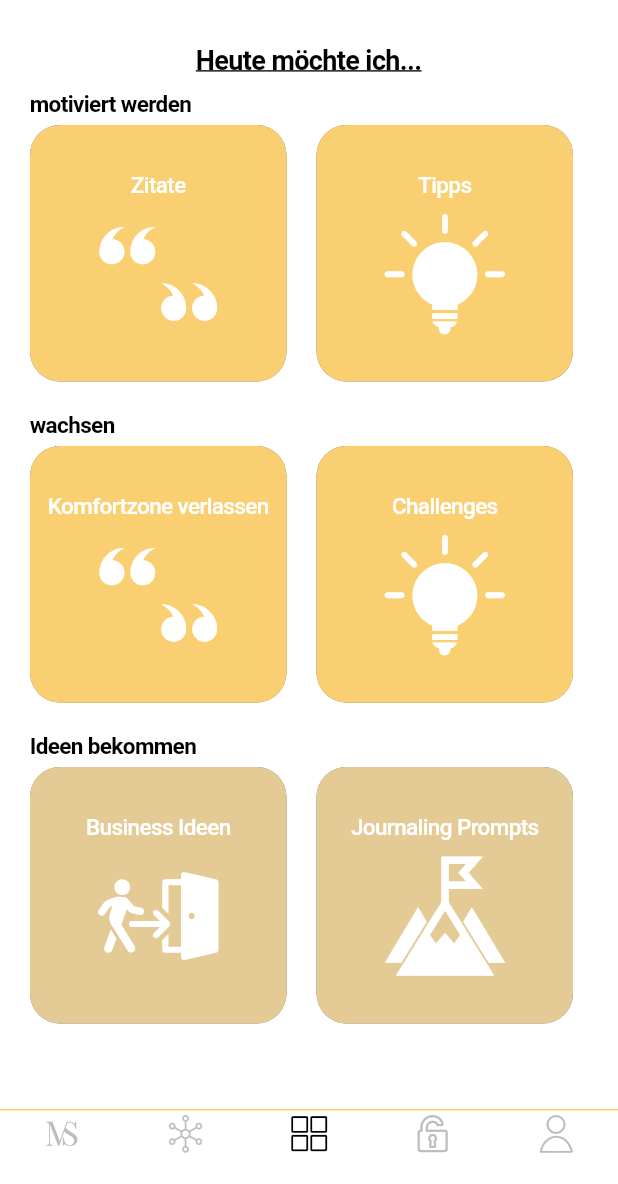
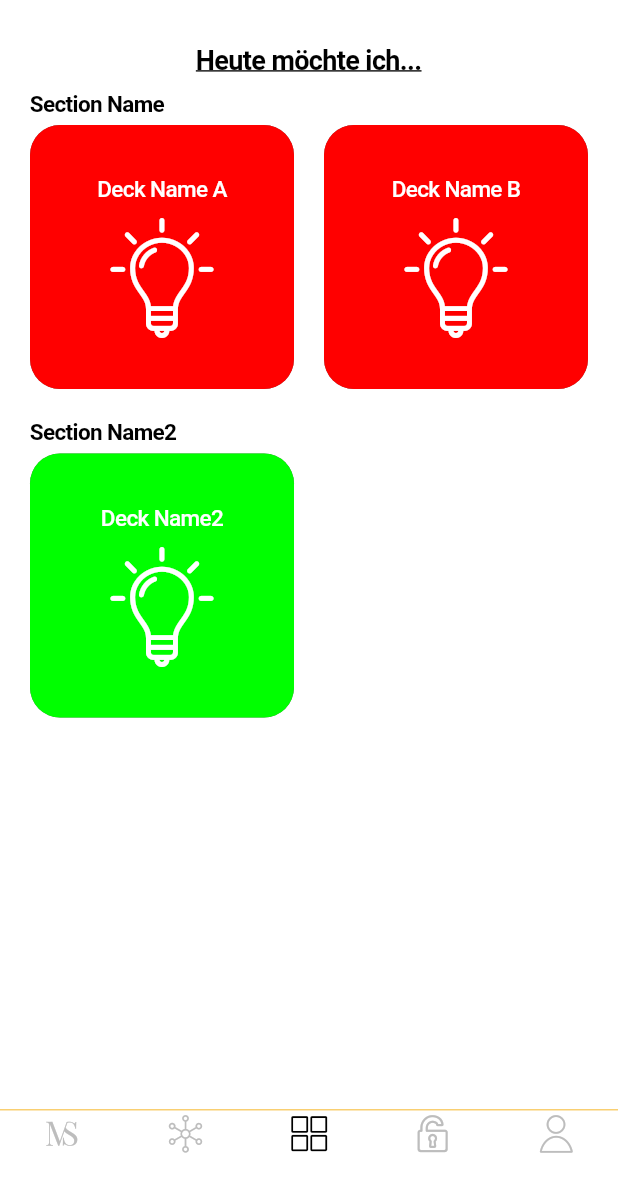
Before and after one commit to lunaticcoding/MilleSandersApp, a Flutter app: the screen it shows after launch, on a phone screen of 412 x 824 dp, the part 52-1236 px from its top. Run offline on Flutter 3.47's test engine with Material 2 defaults, Android fonts, the phone set to English and light mode, and no system bars; our stand-ins replace get_it, google_fonts, provider_architecture, shared_preferences.

Commit message:
#2 adapt to getting data as json

```diff
--- a/flutter_app/lib/locator.dart
+++ b/flutter_app/lib/locator.dart
@@ -1,4 +1,5 @@
 
+import 'package:flutter_app/services/local_storage_service.dart';
 import 'package:get_it/get_it.dart';
 
 import 'models/Cards.dart';
@@ -6,5 +7,6 @@ import 'models/Cards.dart';
 GetIt locator = GetIt.instance;
 
 setUpLocator() {
-  locator.registerLazySingleton(() => Cards());
+  locator.registerSingletonAsync(LocalStorageService.create);
+  locator.registerSingletonAsync(Cards.create, dependsOn: [LocalStorageService]);
 }
--- a/flutter_app/lib/main.dart
+++ b/flutter_app/lib/main.dart
@@ -13,8 +13,8 @@ class MyApp extends StatelessWidget {
   @override
   Widget build(BuildContext context) {
     return CupertinoApp(
-        title: 'Mille Sanders',
-        home: MilleSandersTabBarView(),
+      title: 'Mille Sanders',
+      home: MilleSandersTabBarView(),
     );
   }
 }
--- a/flutter_app/lib/models/Cards.dart
+++ b/flutter_app/lib/models/Cards.dart
@@ -1,81 +1,42 @@
 import 'package:flutter/cupertino.dart';
 import 'package:flutter/foundation.dart';
-import 'package:flutter_app/constants/the_noun_project_icons_icons.dart';
+import 'package:flutter/material.dart';
 import 'package:flutter_app/constants/k_colors.dart';
-import 'package:flutter_app/models/CardDetails.dart';
-
-import 'card_category.dart';
+import 'package:flutter_app/locator.dart';
+import 'package:flutter_app/services/http_service.dart';
+import 'package:flutter_app/services/local_storage_service.dart';
 
 class Cards extends ChangeNotifier {
-  final cardDeck = [
-    CardDetail(
-      text:
-          "Do the hard jobs first. The easy jobs will take care of themselves.",
-      author: "Dale Carnegie",
-      color: kColors.gold,
-    ),
-    CardDetail(
-      text:
-          "Productivity is being able to do things that you were never able to do before.",
-      author: "Franz Kafka",
-      color: kColors.beige,
-    ),
-    CardDetail(
-      text:
-          "It’s not always that we need to do more but rather that we need to focus on less.",
-      author: "Nathan W. Morris",
-      color: kColors.brown,
-    ),
-    CardDetail(
-      text:
-          "The tragedy in life doesn’t lie in not reaching your goal. The tragedy lies in having no goal to reach.",
-      author: "Benjamin E. Mays",
-      color: kColors.grey,
-    ),
-  ];
+  final String _fileName = "cardContent";
+  LocalStorageService _localStorageService;
+  dynamic data;
 
-  final cardCategories = [
-    [
-      CategoryDetail(
-        section: "motiviert werden",
-        category: "Zitate",
-        icon: TheNounProjectIcons.noun_quotes,
-        color: kColors.gold,
-      ),
-      CategoryDetail(
-        section: "motiviert werden",
-        category: "Tipps",
-        icon: TheNounProjectIcons.noun_tips,
-        color: kColors.gold,
-      ),
-    ],
-    [
-      CategoryDetail(
-        section: "wachsen",
-        category: "Komfortzone verlassen",
-        icon: TheNounProjectIcons.noun_quotes,
-        color: kColors.gold,
-      ),
-      CategoryDetail(
-        section: "wachsen",
-        category: "Challenges",
-        icon: TheNounProjectIcons.noun_tips,
-        color: kColors.gold,
-      ),
-    ],
-    [
-      CategoryDetail(
-        section: "Ideen bekommen",
-        category: "Business Ideen",
-        icon: TheNounProjectIcons.noun_exit,
-        color: kColors.beige,
-      ),
-      CategoryDetail(
-        section: "Ideen bekommen",
-        category: "Journaling Prompts",
-        icon: TheNounProjectIcons.noun_peak,
-        color: kColors.beige,
-      ),
-    ],
-  ];
+  static Future<Cards> create() async {
+    Cards cards = Cards();
+    cards._localStorageService =  locator<LocalStorageService>();
+    await cards._loadData();
+
+    return cards;
+  }
+
+  Future<void> _loadData() async {
+    double localVersion = await _localStorageService.getVersion();
+    double newestVersion = (await HttpService.getJson("version"))["version"];
+
+    if ((localVersion == newestVersion) ||
+        (localVersion > 0 && newestVersion < 0)) {
+      data = await _localStorageService.getFile(_fileName);
+    } else {
+      data = await HttpService.getJson("data");
+//      await reloadData(newestVersion);
+    }
+  }
+
+  Future<void> reloadData(double newestVersion) async {
+    dynamic data = await HttpService.getJson("url");
+    _localStorageService.writeFile(_fileName, data.toString());
+    _localStorageService.setVersion(newestVersion);
+    notifyListeners();
+  }
+
 }
--- /dev/null
+++ b/flutter_app/lib/services/http_service.dart
@@ -0,0 +1,74 @@
+import 'package:url_launcher/url_launcher.dart';
+import 'dart:convert' as convert;
+import 'package:http/http.dart' as http;
+
+class HttpService{
+  static launchURL(String url) async {
+    if (await canLaunch(url)) {
+      await launch(url);
+    } else {
+      throw 'Could not launch $url';
+    }
+  }
+
+  static dynamic getJson(String url) async {
+    // TODO remove
+    String data;
+    if(url == "version") {
+      data = "{ \"version\": 1.0}";
+    }
+    if(url == "data"){
+      data = '''
+      [{
+        "sectionName": "Section Name",
+            "decks": [{
+                "deckName": "Deck Name A",
+                "icon": "idea",
+                "color": "#ff0000",
+                "cards": [{
+                    "html": "Hello\\nI am a test ;D This seems to work somehow\\n\\n- hello\\n- yes\\n",
+                    "filter": ["money", "fame"]
+                }]},
+                {
+                "deckName": "Deck Name B",
+                "icon": "idea",
+                "color": "#ff0000",
+                "cards": [{
+                    "html": "Html Code für Karte 1a",
+                    "filter": ["money", "fame"]
+                }]}, {
+                "deckName": "Deck Name C",
+                "icon": "idea",
+                "color": "#0000ff",
+                "cards": [{
+                    "html": "Html Code für Karte 1a",
+                    "filter": ["money", "fame"]},
+                    { "html": "Html Code für Karte 1a",
+                    "filter": ["money"]}]}
+                ]},
+        {"sectionName": "Section Name2",
+        "decks": [{
+            "deckName": "Deck Name2",
+            "icon": "idea",
+            "color": "#00ff00",
+            "cards": [{
+                "html": "Html Code für Karte 1a",
+                "filter": ["money", "fame"]},
+                {"html": "Html Code für Karte 1a",
+                "filter": ["money"]}]
+        }]
+    }]''';
+    }
+
+    return convert.jsonDecode(data);
+
+    // TODO until here
+
+//    var response = await http.get(url);
+//    if (response.statusCode == 200) {
+//      return convert.jsonDecode(response.body);
+//    } else {
+//      throw('Request failed with status: ${response.statusCode}');
+//    }
+  }
+}
--- a/flutter_app/lib/services/url_launcher_service.dart
+++ /dev/null
@@ -1,11 +0,0 @@
-import 'package:url_launcher/url_launcher.dart';
-
-class UrlLauncherService{
-  static launchURL(String url) async {
-    if (await canLaunch(url)) {
-      await launch(url);
-    } else {
-      throw 'Could not launch $url';
-    }
-  }
-}
--- a/flutter_app/lib/views_and_viewmodels/card_deck_selection_tab_view.dart
+++ b/flutter_app/lib/views_and_viewmodels/card_deck_selection_tab_view.dart
@@ -1,7 +1,5 @@
 import 'package:flutter/material.dart';
-import 'package:flutter_app/models/Cards.dart';
 import 'package:flutter_app/custom_widgets/card.dart';
-import 'package:provider/provider.dart';
 import 'package:provider_architecture/viewmodel_provider.dart';
 
 import 'card_deck_selection_tab_viewmodel.dart';
@@ -10,7 +8,7 @@ class CardDeckSelectionTabView extends StatelessWidget {
   @override
   Widget build(BuildContext context) {
     return ViewModelProvider.withConsumer(
-      viewModel: CardDeckSelectionTabViewModel(),
+      viewModel: CardDeckSelectionTabViewModel(context),
       builder: (context, model, widget) => model.cards != null
           ? Container(
               color: Colors.white,
@@ -35,7 +33,7 @@ class CardDeckSelectionTabView extends StatelessWidget {
                     SizedBox(height: 10),
                     Flexible(
                       child: ListView.builder(
-                        itemCount: model.cards.cardCategories.length,
+                        itemCount: model.cards.length,
                         itemBuilder: (BuildContext ctxt, int index) => Column(
                           children: <Widget>[
                             LayoutBuilder(
@@ -44,8 +42,7 @@ class CardDeckSelectionTabView extends StatelessWidget {
                                   Container(
                                 width: constraints.maxWidth,
                                 child: Text(
-                                  model.cards.cardCategories[index].first
-                                      .section,
+                                  model.cards[index]["sectionName"],
                                   style: TextStyle(
                                     fontWeight: FontWeight.w700,
                                     decoration: TextDecoration.none,
@@ -57,85 +54,17 @@ class CardDeckSelectionTabView extends StatelessWidget {
                             ),
                             SizedBox(height: 5),
                             LayoutBuilder(
-                              builder: (context, constraints) => Row(
-                                mainAxisAlignment: MainAxisAlignment.start,
-                                children: <Widget>[
-                                  DisplayCard(
-                                    elevation: 0,
-                                    width: constraints.maxWidth / 2 - 15,
-                                    color: model.cards.cardCategories[index]
-                                        .first.color,
-                                    onTap: () => model.displayCardsFor(
-                                      context: context,
-                                      category: model.cards
-                                          .cardCategories[index].first.category,
-                                    ),
-                                    child: Column(
-                                      crossAxisAlignment:
-                                          CrossAxisAlignment.center,
-                                      mainAxisAlignment:
-                                          MainAxisAlignment.center,
-                                      children: <Widget>[
-                                        Text(
-                                          model.cards.cardCategories[index]
-                                              .first.category,
-                                          textAlign: TextAlign.center,
-                                          style: TextStyle(
-                                            color: Colors.white,
-                                            fontWeight: FontWeight.w500,
-                                            decoration: TextDecoration.none,
-                                            fontSize: 15,
-                                          ),
-                                        ),
-                                        SizedBox(height: 10),
-                                        Icon(
-                                          model.cards.cardCategories[index]
-                                              .first.icon,
-                                          size: 80,
-                                          color: Colors.white,
-                                        )
-                                      ],
-                                    ),
+                              builder: (context, constraints) => Container(
+                                width: constraints.maxWidth,
+                                child: Container(
+                                  width: constraints.maxWidth,
+                                  height: constraints.maxWidth/2-10,
+                                  child: ListView(
+                                    scrollDirection: Axis.horizontal,
+                                    children: model.getRowCards(
+                                        model.cards[index]["decks"], constraints),
                                   ),
-                                  SizedBox(width: 20),
-                                  DisplayCard(
-                                    elevation: 0,
-                                    width: constraints.maxWidth / 2 - 15,
-                                    color: model
-                                        .cards.cardCategories[index].last.color,
-                                    onTap: () => model.displayCardsFor(
-                                      context: context,
-                                      category: model.cards
-                                          .cardCategories[index].last.category,
-                                    ),
-                                    child: Column(
-                                      crossAxisAlignment:
-                                          CrossAxisAlignment.center,
-                                      mainAxisAlignment:
-                                          MainAxisAlignment.center,
-                                      children: <Widget>[
-                                        Text(
-                                          model.cards.cardCategories[index].last
-                                              .category,
-                                          textAlign: TextAlign.center,
-                                          style: TextStyle(
-                                            color: Colors.white,
-                                            fontWeight: FontWeight.w500,
-                                            decoration: TextDecoration.none,
-                                            fontSize: 15,
-                                          ),
-                                        ),
-                                        SizedBox(height: 10),
-                                        Icon(
-                                          model.cards.cardCategories[index].last
-                                              .icon,
-                                          size: 80,
-                                          color: Colors.white,
-                                        )
-                                      ],
-                                    ),
-                                  ),
-                                ],
+                                ),
                               ),
                             ),
                             SizedBox(height: 20),
@@ -147,7 +76,51 @@ class CardDeckSelectionTabView extends StatelessWidget {
                 ),
               ),
             )
-          : Container(),
+          : Center(
+              child: CircularProgressIndicator(),
+            ),
     );
   }
 }
+
+class DeckCard extends StatelessWidget {
+  DeckCard(
+      {this.constraints, this.color, this.onTap, this.text, this.iconData});
+  final BoxConstraints constraints;
+  final Color color;
+  final Function onTap;
+  final String text;
+  final IconData iconData;
+
+  @override
+  Widget build(BuildContext context) {
+    return DisplayCard(
+      elevation: 0,
+      width: constraints.maxWidth / 2 - 10,
+      color: color,
+      onTap: onTap,
+      child: Column(
+        crossAxisAlignment: CrossAxisAlignment.center,
+        mainAxisAlignment: MainAxisAlignment.center,
+        children: <Widget>[
+          Text(
+            text,
+            textAlign: TextAlign.center,
+            style: TextStyle(
+              color: Colors.white,
+              fontWeight: FontWeight.w500,
+              decoration: TextDecoration.none,
+              fontSize: 15,
+            ),
+          ),
+          SizedBox(height: 10),
+          Icon(
+            iconData,
+            size: 80,
+            color: Colors.white,
+          )
+        ],
+      ),
+    );
+  }
+}
--- a/flutter_app/lib/views_and_viewmodels/card_deck_selection_tab_viewmodel.dart
+++ b/flutter_app/lib/views_and_viewmodels/card_deck_selection_tab_viewmodel.dart
@@ -1,20 +1,79 @@
 import 'package:flutter/cupertino.dart';
 import 'package:flutter/material.dart';
+import 'package:flutter_app/constants/the_noun_project_icons_icons.dart';
 import 'package:flutter_app/locator.dart';
 import 'package:flutter_app/models/Cards.dart';
 
+import 'card_deck_selection_tab_view.dart';
 import 'card_display_view.dart';
 
-class CardDeckSelectionTabViewModel extends ChangeNotifier{
-  final cards = locator<Cards>();
+class CardDeckSelectionTabViewModel extends ChangeNotifier {
+  List<dynamic> cards;
+  final _context;
 
-  void displayCardsFor({BuildContext context, String category}) {
+  CardDeckSelectionTabViewModel(this._context) {
+    locator.allReady().then((_) {
+      cards = locator<Cards>().data;
+      notifyListeners();
+    });
+  }
+
+  void displayCardsFor({BuildContext context, dynamic deck}) {
     Navigator.of(context).push(
       CupertinoPageRoute(
         builder: (context) => CardDisplayView(
-          category: category,
+          deck: deck,
         ),
       ),
     );
   }
+
+  Color fromHex(String hexString) {
+    final buffer = StringBuffer();
+    if (hexString.length == 6 || hexString.length == 7) buffer.write('ff');
+    buffer.write(hexString.replaceFirst('#', ''));
+    return Color(int.parse(buffer.toString(), radix: 16));
+  }
+
+  IconData getIcon(String icon) {
+    switch (icon) {
+      case "quotes":
+        return TheNounProjectIcons.noun_quotes;
+      case "tips":
+        return TheNounProjectIcons.noun_tips;
+      case "exit":
+        return TheNounProjectIcons.noun_exit;
+      case "peak":
+        return TheNounProjectIcons.noun_peak;
+      case "business idea":
+        return TheNounProjectIcons.noun_business_idea;
+      case "book":
+        return TheNounProjectIcons.noun_write;
+      default:
+        return TheNounProjectIcons.noun_idea;
+    }
+  }
+
+  List<Widget> getRowCards(dynamic cards, BoxConstraints constraints) {
+    List<Widget> list = List<Widget>();
+    for (int i = 0; i < cards.length; i++) {
+      var card = cards[i];
+      if (list.isNotEmpty) {
+        list.add(SizedBox(width: 20));
+      }
+      list.add(
+        DeckCard(
+          constraints: constraints,
+          color: fromHex(card["color"]),
+          text: card["deckName"],
+          iconData: getIcon(card["icon"]),
+          onTap: () => displayCardsFor(
+            context: _context,
+            deck: card,
+          ),
+        ),
+      );
+    }
+    return list;
+  }
 }
--- a/flutter_app/pubspec.yaml
+++ b/flutter_app/pubspec.yaml
@@ -26,9 +26,10 @@ dependencies:
   google_fonts: ^0.4.0
   provider_architecture: ^1.0.6
   get_it: ^4.0.1
-
   path_provider: ^1.6.5
   url_launcher: ^5.4.2
+  http: ^0.12.0+4
+  shared_preferences: ^0.5.6+3
 
 
 dev_dependencies:
```
Also changed, not shown: flutter_app/lib/models/CardDetails.dart (deleted, +0 -7 lines), flutter_app/lib/models/card_category.dart (deleted, +0 -10 lines), flutter_app/lib/services/local_storage_service.dart (added, +41 -0 lines), flutter_app/lib/views_and_viewmodels/card_display_view.dart (+91 -126 lines), flutter_app/lib/views_and_viewmodels/card_display_viewmodel.dart (+30 -17 lines), flutter_app/lib/views_and_viewmodels/mille_sanders_tabbar_viewmodel.dart (+6 -5 lines).
